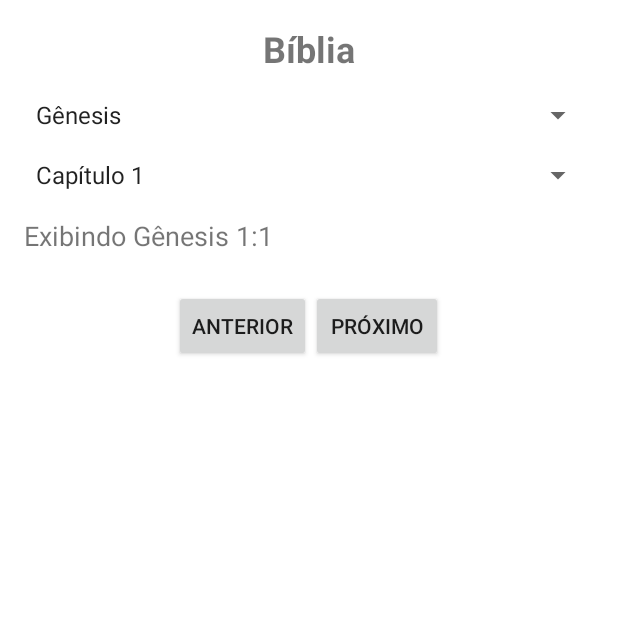
After one commit to victorFanfoni/IBEC, an Android app built with Jetpack Compose: the BibliaActivity screen opened directly, with no data from a screen before it, on a phone screen of 412 x 824 dp, the top half of it. The commit adds this screen. Run offline under Robolectric (Android 15) with nearby library versions, the phone set to English and light mode, and no system bars.

Commit message:
Criando o layout activity_biblia e a criacao da classe BibliaActivity

```diff
--- a/MyApplication/AppTeste/build.gradle.kts
+++ b/MyApplication/AppTeste/build.gradle.kts
@@ -39,6 +39,9 @@ android {
 }
 
 dependencies {
+
+    implementation ("com.squareup.retrofit2:retrofit:2.9.0")
+    implementation ("com.squareup.retrofit2:converter-gson:2.9.0")
     implementation(platform("com.google.firebase:firebase-bom:32.3.1"))
     implementation("com.google.firebase:firebase-auth-ktx")
     implementation("com.google.firebase:firebase-analytics")
--- /dev/null
+++ b/MyApplication/AppTeste/src/main/java/br/com/myapplication/android/BibliaActivity.kt
@@ -0,0 +1,180 @@
+package br.com.myapplication.android
+
+import android.os.Bundle
+import android.view.View
+import android.widget.*
+import androidx.appcompat.app.AppCompatActivity
+
+class BibliaActivity : AppCompatActivity() {
+
+    private lateinit var textViewVerse: TextView
+    private lateinit var spinnerBooks: Spinner
+    private lateinit var spinnerChapters: Spinner
+    private lateinit var buttonPrevious: Button
+    private lateinit var buttonNext: Button
+
+    // Lista completa de livros da Bíblia
+    private val books = listOf(
+        "Gênesis", "Êxodo", "Levítico", "Números", "Deuteronômio",
+        "Josué", "Juízes", "Rute", "1 Samuel", "2 Samuel",
+        "1 Reis", "2 Reis", "1 Crônicas", "2 Crônicas", "Esdras",
+        "Neemias", "Ester", "Jó", "Salmos", "Provérbios", "Eclesiastes", "Cantares", "Isaías",
+        "Jeremias", "Lamentações", "Ezequiel", "Daniel", "Oséias", "Joel", "Amós",
+        "Obadias", "Jonas", "Miquéias", "Naum", "Habacuque", "Sofonias",
+        "Ageu", "Zacarias", "Malaquias", "Mateus", "Marcos", "Lucas", "João",
+        "Atos", "Romanos", "1 Coríntios", "2 Coríntios", "Gálatas", "Efésios",
+        "Filipenses", "Colossenses", "1 Tessalonicenses", "2 Tessalonicenses",
+        "1 Timóteo", "2 Timóteo", "Tito", "Filemom", "Hebreus", "Tiago",
+        "1 Pedro", "2 Pedro", "1 João", "2 João", "3 João", "Judas", "Apocalipse"
+    )
+
+    private val chapters = mapOf(
+        "Gênesis" to (1..50).map { "Capítulo $it" },
+        "Êxodo" to (1..40).map { "Capítulo $it" },
+        "Levítico" to (1..27).map { "Capítulo $it" },
+        "Números" to (1..36).map { "Capítulo $it" },
+        "Deuteronômio" to (1..34).map { "Capítulo $it" },
+        "Josué" to (1..24).map { "Capítulo $it" },
+        "Juízes" to (1..21).map { "Capítulo $it" },
+        "Rute" to (1..4).map { "Capítulo $it" },
+        "1 Samuel" to (1..31).map { "Capítulo $it" },
+        "2 Samuel" to (1..24).map { "Capítulo $it" },
+        "1 Reis" to (1..22).map { "Capítulo $it" },
+        "2 Reis" to (1..25).map { "Capítulo $it" },
+        "1 Crônicas" to (1..29).map { "Capítulo $it" },
+        "2 Crônicas" to (1..36).map { "Capítulo $it" },
+        "Esdras" to (1..10).map { "Capítulo $it" },
+        "Neemias" to (1..13).map { "Capítulo $it" },
+        "Ester" to (1..10).map { "Capítulo $it" },
+        "Jó" to (1..42).map { "Capítulo $it" },
+        "Salmos" to (1..150).map { "Capítulo $it" },
+        "Provérbios" to (1..31).map { "Capítulo $it" },
+        "Eclesiastes" to (1..12).map { "Capítulo $it" },
+        "Cantares" to (1..8).map { "Capítulo $it" },
+        "Isaías" to (1..66).map { "Capítulo $it" },
+        "Jeremias" to (1..52).map { "Capítulo $it" },
+        "Lamentações" to (1..5).map { "Capítulo $it" },
+        "Ezequiel" to (1..48).map { "Capítulo $it" },
+        "Daniel" to (1..12).map { "Capítulo $it" },
+        "Oséias" to (1..14).map { "Capítulo $it" },
+        "Joel" to (1..3).map { "Capítulo $it" },
+        "Amós" to (1..9).map { "Capítulo $it" },
+        "Obadias" to (1..1).map { "Capítulo $it" },
+        "Jonas" to (1..4).map { "Capítulo $it" },
+        "Miquéias" to (1..7).map { "Capítulo $it" },
+        "Naum" to (1..3).map { "Capítulo $it" },
+        "Habacuque" to (1..3).map { "Capítulo $it" },
+        "Sofonias" to (1..3).map { "Capítulo $it" },
+        "Ageu" to (1..2).map { "Capítulo $it" },
+        "Zacarias" to (1..14).map { "Capítulo $it" },
+        "Malaquias" to (1..4).map { "Capítulo $it" },
+        "Mateus" to (1..28).map { "Capítulo $it" },
+        "Marcos" to (1..16).map { "Capítulo $it" },
+        "Lucas" to (1..24).map { "Capítulo $it" },
+        "João" to (1..21).map { "Capítulo $it" },
+        "Atos" to (1..28).map { "Capítulo $it" },
+        "Romanos" to (1..16).map { "Capítulo $it" },
+        "1 Coríntios" to (1..16).map { "Capítulo $it" },
+        "2 Coríntios" to (1..13).map { "Capítulo $it" },
+        "Gálatas" to (1..6).map { "Capítulo $it" },
+        "Efésios" to (1..6).map { "Capítulo $it" },
+        "Filipenses" to (1..4).map { "Capítulo $it" },
+        "Colossenses" to (1..4).map { "Capítulo $it" },
+        "1 Tessalonicenses" to (1..5).map { "Capítulo $it" },
+        "2 Tessalonicenses" to (1..3).map { "Capítulo $it" },
+        "1 Timóteo" to (1..6).map { "Capítulo $it" },
+        "2 Timóteo" to (1..4).map { "Capítulo $it" },
+        "Tito" to (1..3).map { "Capítulo $it" },
+        "Filemom" to (1..1).map { "Capítulo $it" },
+        "Hebreus" to (1..13).map { "Capítulo $it" },
+        "Tiago" to (1..5).map { "Capítulo $it" },
+        "1 Pedro" to (1..5).map { "Capítulo $it" },
+        "2 Pedro" to (1..3).map { "Capítulo $it" },
+        "1 João" to (1..5).map { "Capítulo $it" },
+        "2 João" to (1..1).map { "Capítulo $it" },
+        "3 João" to (1..1).map { "Capítulo $it" },
+        "Judas" to (1..1).map { "Capítulo $it" },
+        "Apocalipse" to (1..22).map { "Capítulo $it" }
+    )
+
+
+    // Controles para o livro, capítulo e versículo atual
+    private var currentBook = "Gênesis"
+    private var currentChapter = 1
+    private var currentVerse = 1
+
+    override fun onCreate(savedInstanceState: Bundle?) {
+        super.onCreate(savedInstanceState)
+        setContentView(R.layout.activity_biblia)
+
+        // Inicializar os componentes da interface
+        textViewVerse = findViewById(R.id.textViewVerse)
+        spinnerBooks = findViewById(R.id.spinnerBooks)
+        spinnerChapters = findViewById(R.id.spinnerChapters)
+        buttonPrevious = findViewById(R.id.buttonPrevious)
+        buttonNext = findViewById(R.id.buttonNext)
+
+        // Configurar os adaptadores dos Spinners
+        setupBookSpinner()
+        setupListeners()
+
+        // Atualiza o spinner de capítulos quando o livro é alterado
+        updateChapters()
+    }
+
+    private fun setupBookSpinner() {
+        val bookAdapter = ArrayAdapter(this, android.R.layout.simple_spinner_item, books)
+        bookAdapter.setDropDownViewResource(android.R.layout.simple_spinner_dropdown_item)
+        spinnerBooks.adapter = bookAdapter
+    }
+
+    private fun setupListeners() {
+        // Quando um livro é selecionado
+        spinnerBooks.onItemSelectedListener = object : AdapterView.OnItemSelectedListener {
+            override fun onItemSelected(parent: AdapterView<*>?, view: View?, position: Int, id: Long) {
+                currentBook = books[position]
+                updateChapters()
+            }
+
+            override fun onNothingSelected(parent: AdapterView<*>?) {}
+        }
+
+        // Quando um capítulo é selecionado
+        spinnerChapters.onItemSelectedListener = object : AdapterView.OnItemSelectedListener {
+            override fun onItemSelected(parent: AdapterView<*>?, view: View?, position: Int, id: Long) {
+                currentChapter = position + 1
+                currentVerse = 1
+                updateVerse()
+            }
+
+            override fun onNothingSelected(parent: AdapterView<*>?) {}
+        }
+
+        // Navegar para o versículo anterior
+        buttonPrevious.setOnClickListener {
+            if (currentVerse > 1) {
+                currentVerse--
+                updateVerse()
+            }
+        }
+
+        // Navegar para o próximo versículo
+        buttonNext.setOnClickListener {
+            currentVerse++
+            updateVerse()
+        }
+    }
+
+    private fun updateChapters() {
+        val chapterList = chapters[currentBook] ?: emptyList()
+        val chapterAdapter = ArrayAdapter(this, android.R.layout.simple_spinner_item, chapterList)
+        chapterAdapter.setDropDownViewResource(android.R.layout.simple_spinner_dropdown_item)
+        spinnerChapters.adapter = chapterAdapter
+    }
+
+    private fun updateVerse() {
+        // Atualiza o TextView com o versículo atual
+        val verseText = "$currentBook $currentChapter:$currentVerse"
+        textViewVerse.text = "Exibindo $verseText"
+    }
+}
--- a/MyApplication/AppTeste/src/main/java/br/com/myapplication/android/MainActivity.kt
+++ b/MyApplication/AppTeste/src/main/java/br/com/myapplication/android/MainActivity.kt
@@ -34,6 +34,10 @@ class MainActivity : ComponentActivity() {
     }
 
     private fun reload() {
-        // Implementation for reloading the UI if the user is signed in
+        Handler(Looper.getMainLooper()).postDelayed({
+            val intent = Intent(this, Home::class.java)
+            startActivity(intent)
+            finish()
+        }, 1000)
     }
 }
--- /dev/null
+++ b/MyApplication/AppTeste/src/main/res/layout/activity_biblia.xml
@@ -0,0 +1,58 @@
+<?xml version="1.0" encoding="utf-8"?>
+<LinearLayout xmlns:android="http://schemas.android.com/apk/res/android"
+    android:orientation="vertical"
+    android:layout_width="match_parent"
+    android:layout_height="match_parent"
+    android:background="@android:color/white"
+    android:padding="16dp">
+
+    <TextView
+        android:id="@+id/textViewTitle"
+        android:layout_width="wrap_content"
+        android:layout_height="wrap_content"
+        android:text="Bíblia"
+        android:textSize="24sp"
+        android:textStyle="bold"
+        android:layout_gravity="center"
+        android:layout_marginBottom="16dp"/>
+
+    <Spinner
+        android:id="@+id/spinnerBooks"
+        android:layout_width="match_parent"
+        android:layout_height="wrap_content"
+        android:layout_marginBottom="16dp"/>
+
+    <Spinner
+        android:id="@+id/spinnerChapters"
+        android:layout_width="match_parent"
+        android:layout_height="wrap_content"
+        android:layout_marginBottom="16dp"/>
+
+    <TextView
+        android:id="@+id/textViewVerse"
+        android:layout_width="wrap_content"
+        android:layout_height="wrap_content"
+        android:text="Versículo"
+        android:textSize="18sp"
+        android:layout_marginBottom="8dp"/>
+
+    <LinearLayout
+        android:orientation="horizontal"
+        android:layout_width="match_parent"
+        android:layout_height="wrap_content"
+        android:layout_marginTop="16dp"
+        android:gravity="center">
+
+        <Button
+            android:id="@+id/buttonPrevious"
+            android:layout_width="wrap_content"
+            android:layout_height="wrap_content"
+            android:text="Anterior"/>
+
+        <Button
+            android:id="@+id/buttonNext"
+            android:layout_width="wrap_content"
+            android:layout_height="wrap_content"
+            android:text="Próximo"/>
+    </LinearLayout>
+</LinearLayout>
--- a/MyApplication/AppTeste/src/main/res/layout/activity_create_acconte.xml
+++ b/MyApplication/AppTeste/src/main/res/layout/activity_create_acconte.xml
@@ -12,7 +12,7 @@
         android:layout_alignParentBottom="true"
         android:layout_marginStart="-13dp"
         android:layout_marginBottom="-98dp"
-        android:src="@drawable/icone_black"
+        android:src="@drawable/icone_white"
         />
 
     <Toolbar
--- a/MyApplication/AppTeste/src/main/res/layout/activity_login.xml
+++ b/MyApplication/AppTeste/src/main/res/layout/activity_login.xml
@@ -10,7 +10,7 @@
         android:layout_alignParentBottom="true"
         android:layout_marginStart="-13dp"
         android:layout_marginBottom="-98dp"
-        android:src="@drawable/icone_black"
+        android:src="@drawable/icone_white"
         />
 
     <Toolbar
--- a/MyApplication/AppTeste/src/main/res/layout/activity_main.xml
+++ b/MyApplication/AppTeste/src/main/res/layout/activity_main.xml
@@ -10,7 +10,7 @@
         android:layout_alignParentBottom="true"
         android:layout_marginStart="-13dp"
         android:layout_marginBottom="-98dp"
-        android:src="@drawable/icone_black"
+        android:src="@drawable/icone_white"
         />
 
     <Toolbar
--- a/MyApplication/AppTeste/src/main/res/layout/activity_reset_password.xml
+++ b/MyApplication/AppTeste/src/main/res/layout/activity_reset_password.xml
@@ -10,7 +10,7 @@
         android:layout_alignParentBottom="true"
         android:layout_marginStart="-13dp"
         android:layout_marginBottom="-98dp"
-        android:src="@drawable/icone_black"
+        android:src="@drawable/icone_white"
         />
 
     <Toolbar
```
Also changed, not shown: MyApplication/AppTeste/src/main/AndroidManifest.xml (+7 -5 lines), MyApplication/AppTeste/src/main/java/br/com/myapplication/android/Home.kt (+90 -3 lines), MyApplication/AppTeste/src/main/res/layout/activity_home.xml (+16 -8 lines), 2 other files.
